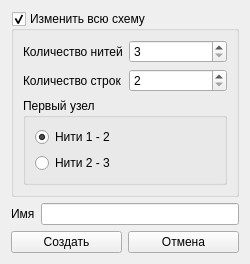
Orontin/ProjectFenics, file Source/Scheme/Oblique/Widget/CreateOrEditScheme/schemeobliquewidgetcreateoreditscheme.ui: the form before one commit.
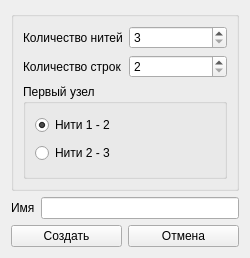
The form after the commit.

Diff of the .ui file:
```diff
--- a/Source/Scheme/Oblique/Widget/CreateOrEditScheme/schemeobliquewidgetcreateoreditscheme.ui
+++ b/Source/Scheme/Oblique/Widget/CreateOrEditScheme/schemeobliquewidgetcreateoreditscheme.ui
@@ -16,11 +16,14 @@
   <layout class="QGridLayout" name="gridLayout_3">
    <item row="0" column="0">
     <widget class="QGroupBox" name="groupBox_2">
+     <property name="enabled">
+      <bool>true</bool>
+     </property>
      <property name="title">
-      <string>Изменить всю схему</string>
+      <string/>
      </property>
      <property name="checkable">
-      <bool>true</bool>
+      <bool>false</bool>
      </property>
      <layout class="QGridLayout" name="gridLayout">
       <item row="1" column="0">
```
Left out of the diff: 2 changed lines with no effect on the pictures.
